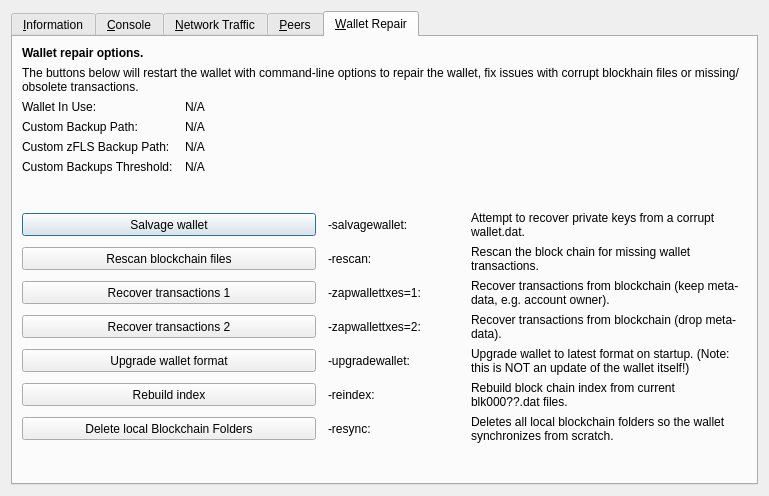
This is src/qt/forms/rpcconsole.ui in Liquid369/blank as Qt 5 draws it before an edit. The edited form follows.
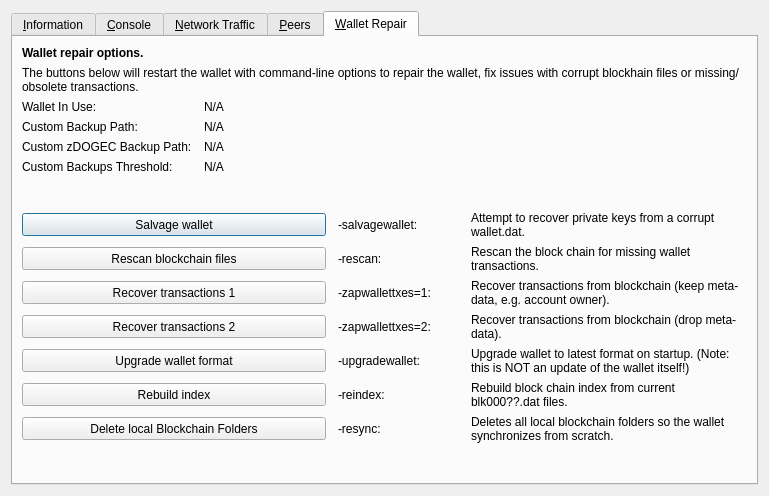
This is the edited form. The open tabs and pages were chosen to show the change. Icons and pictures are not drawn. Custom widgets are drawn as their Qt base class.

```diff
--- a/src/qt/forms/rpcconsole.ui
+++ b/src/qt/forms/rpcconsole.ui
@@ -1333,7 +1333,7 @@
           <bool>false</bool>
          </property>
          <property name="text">
-          <string>Custom zFLS Backup Path:</string>
+          <string>Custom zDOGEC Backup Path:</string>
          </property>
         </widget>
        </item>
```
Left out of the diff: 8 changed lines with no effect on the pictures.
